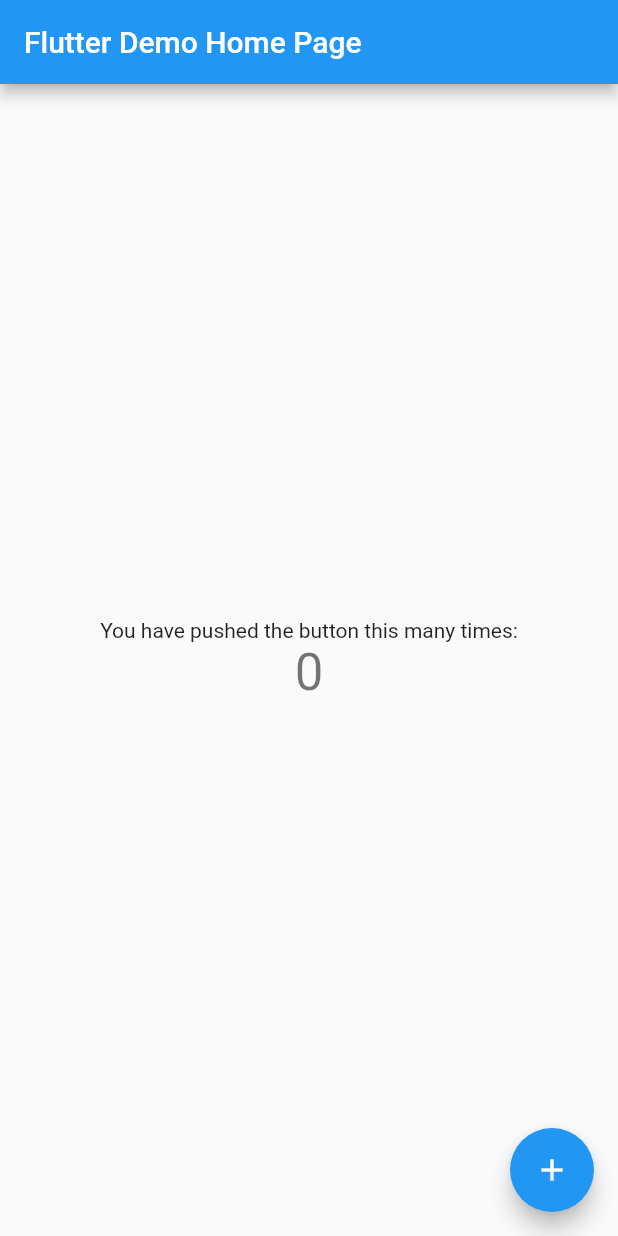
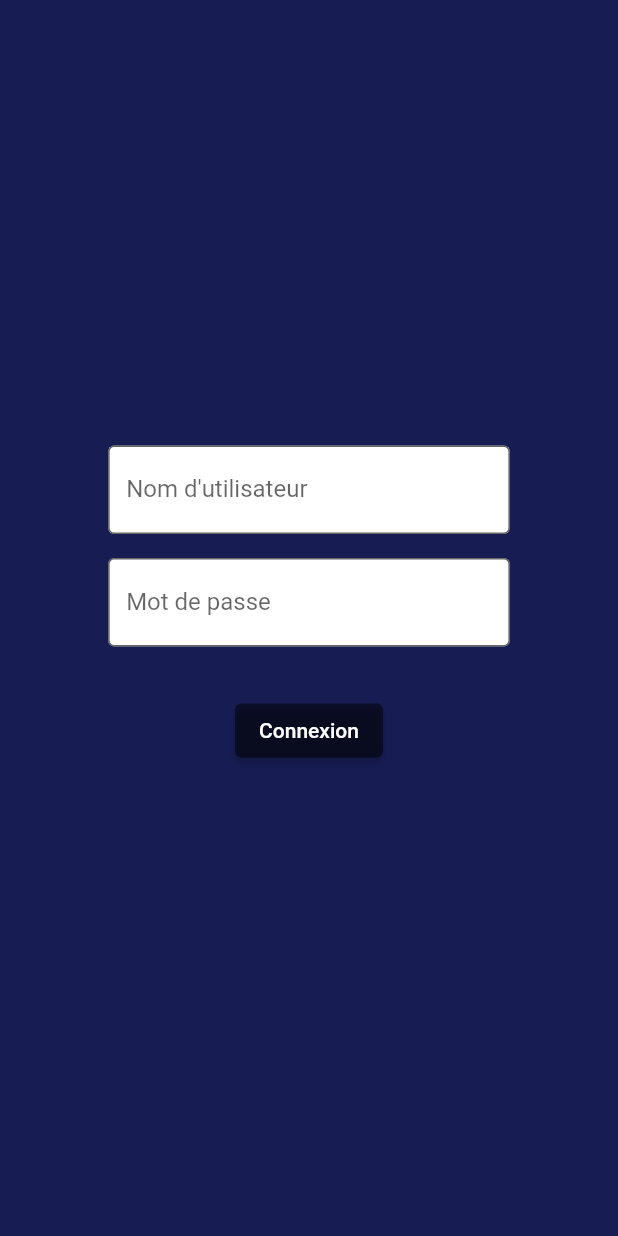
Before and after one commit to Danalias/APAL, a Flutter app: the screen it shows after launch, on a phone screen of 412 x 824 dp. Run offline on Flutter 3.47's test engine with Material 2 defaults, Android fonts, the phone set to English and light mode, and no system bars; our stand-ins replace cloud_firestore, firebase_core; accounts and stored records are empty.

Commit message:
[NEW] Firebase
> Config file for Firebase
> Connection to DB and access to data
> First design of connection page without logo

```diff
--- a/lib/main.dart
+++ b/lib/main.dart
@@ -1,115 +1,132 @@
 import 'package:flutter/material.dart';
+import 'package:firebase_core/firebase_core.dart';
+import 'package:cloud_firestore/cloud_firestore.dart';
 
-void main() {
+import 'firebase_options.dart';
+
+Future <void> main() async {
+  WidgetsFlutterBinding.ensureInitialized();
+  await Firebase.initializeApp(
+    options: DefaultFirebaseOptions.currentPlatform,
+  );
   runApp(const MyApp());
 }
 
 class MyApp extends StatelessWidget {
   const MyApp({super.key});
 
-  // This widget is the root of your application.
   @override
   Widget build(BuildContext context) {
     return MaterialApp(
       title: 'Flutter Demo',
       theme: ThemeData(
-        // This is the theme of your application.
-        //
-        // Try running your application with "flutter run". You'll see the
-        // application has a blue toolbar. Then, without quitting the app, try
-        // changing the primarySwatch below to Colors.green and then invoke
-        // "hot reload" (press "r" in the console where you ran "flutter run",
-        // or simply save your changes to "hot reload" in a Flutter IDE).
-        // Notice that the counter didn't reset back to zero; the application
-        // is not restarted.
         primarySwatch: Colors.blue,
       ),
-      home: const MyHomePage(title: 'Flutter Demo Home Page'),
+      home: const Connection(),
     );
   }
 }
 
-class MyHomePage extends StatefulWidget {
-  const MyHomePage({super.key, required this.title});
-
-  // This widget is the home page of your application. It is stateful, meaning
-  // that it has a State object (defined below) that contains fields that affect
-  // how it looks.
-
-  // This class is the configuration for the state. It holds the values (in this
-  // case the title) provided by the parent (in this case the App widget) and
-  // used by the build method of the State. Fields in a Widget subclass are
-  // always marked "final".
-
-  final String title;
+class Connection extends StatefulWidget {
+  const Connection({super.key});
 
   @override
-  State<MyHomePage> createState() => _MyHomePageState();
+  ConnectionState createState() {
+    return ConnectionState();
+  }
 }
 
-class _MyHomePageState extends State<MyHomePage> {
-  int _counter = 0;
+class ConnectionState extends State<Connection> {
+  final _formKey = GlobalKey<FormState>();
+  final db = FirebaseFirestore.instance;
+  final usernameController = TextEditingController();
+  final passwordController = TextEditingController();
 
-  void _incrementCounter() {
-    setState(() {
-      // This call to setState tells the Flutter framework that something has
-      // changed in this State, which causes it to rerun the build method below
-      // so that the display can reflect the updated values. If we changed
-      // _counter without calling setState(), then the build method would not be
-      // called again, and so nothing would appear to happen.
-      _counter++;
-    });
+  @override
+  void dispose() {
+    usernameController.dispose();
+    passwordController.dispose();
+    super.dispose();
   }
 
   @override
   Widget build(BuildContext context) {
-    // This method is rerun every time setState is called, for instance as done
-    // by the _incrementCounter method above.
-    //
-    // The Flutter framework has been optimized to make rerunning build methods
-    // fast, so that you can just rebuild anything that needs updating rather
-    // than having to individually change instances of widgets.
     return Scaffold(
-      appBar: AppBar(
-        // Here we take the value from the MyHomePage object that was created by
-        // the App.build method, and use it to set our appbar title.
-        title: Text(widget.title),
-      ),
-      body: Center(
-        // Center is a layout widget. It takes a single child and positions it
-        // in the middle of the parent.
-        child: Column(
-          // Column is also a layout widget. It takes a list of children and
-          // arranges them vertically. By default, it sizes itself to fit its
-          // children horizontally, and tries to be as tall as its parent.
-          //
-          // Invoke "debug painting" (press "p" in the console, choose the
-          // "Toggle Debug Paint" action from the Flutter Inspector in Android
-          // Studio, or the "Toggle Debug Paint" command in Visual Studio Code)
-          // to see the wireframe for each widget.
-          //
-          // Column has various properties to control how it sizes itself and
-          // how it positions its children. Here we use mainAxisAlignment to
-          // center the children vertically; the main axis here is the vertical
-          // axis because Columns are vertical (the cross axis would be
-          // horizontal).
+      body: Form(
+        key: _formKey,
+        child: Center(
+          child: Column(
           mainAxisAlignment: MainAxisAlignment.center,
           children: <Widget>[
-            const Text(
-              'You have pushed the button this many times:',
+            SizedBox(
+              width: MediaQuery.of(context).size.width * 0.65,
+              child: TextFormField(
+                controller: usernameController,
+                decoration: const InputDecoration(
+                  border: OutlineInputBorder(),
+                  labelText: "Nom d'utilisateur",
+                  filled: true,
+                  fillColor: Colors.white,
+                ),
+                validator: (value) {
+                  return (value == null || value.isEmpty) ? "N'oubliez pas votre nom d'utilisateur" : null;
+
+                },
+              ),
             ),
-            Text(
-              '$_counter',
-              style: Theme.of(context).textTheme.headline4,
+            Padding(
+              padding: const EdgeInsets.symmetric(vertical: 16.0),
+              child: SizedBox(
+                width: MediaQuery.of(context).size.width * 0.65,
+                child: TextFormField(
+                  controller: passwordController,
+                  obscureText: true,
+                  decoration: const InputDecoration(
+                    border: OutlineInputBorder(),
+                    labelText: "Mot de passe",
+                    filled: true,
+                    fillColor: Colors.white
+                  ),
+                  validator: (value) {
+                    if (value == null || value.isEmpty) {
+                      return "N'oubliez pas votre mot de passe";
+                    }
+                    return null;
+                  },
+                ),
+              ),
+            ),
+            Padding(
+              padding: const EdgeInsets.symmetric(vertical: 16.0),
+              child: ElevatedButton(
+                style: const ButtonStyle(
+                  backgroundColor: MaterialStatePropertyAll<Color>(Color.fromARGB(127, 0, 0, 0)),
+                ),
+                onPressed: () async {
+                  if (_formKey.currentState!.validate()) {
+                    ScaffoldMessenger.of(context).showSnackBar(
+                      const SnackBar(content: Text('Processing Data')),
+                    );
+                    await db.collection("users").get().then((event) {
+                      for (var doc in event.docs) {
+                        if (doc.data()["username"] == usernameController.text && doc.data()["password"] == passwordController.text) {
+                          print("${doc.id} => ${doc.data()}");
+                        }
+                      }
+                    });
+                    /*ScaffoldMessenger.of(context).showSnackBar(
+                      const SnackBar(content: Text('Processing Data')),
+                    );*/
+                  }
+                },
+                child: const Text("Connexion"),
+              ),
             ),
           ],
         ),
+        ),
       ),
-      floatingActionButton: FloatingActionButton(
-        onPressed: _incrementCounter,
-        tooltip: 'Increment',
-        child: const Icon(Icons.add),
-      ), // This trailing comma makes auto-formatting nicer for build methods.
+      backgroundColor: const Color.fromARGB(255, 23, 29, 83),
     );
   }
 }
--- a/pubspec.yaml
+++ b/pubspec.yaml
@@ -37,6 +37,11 @@
   # Use with the CupertinoIcons class for iOS style icons.
   cupertino_icons: ^1.0.2
   blackfoot_flutter_lint: ^1.0.6
+  firebase_core: ^1.24.0
+  firebase_auth: ^3.11.1
+  cloud_firestore: ^3.5.0
+  provider: ^6.0.3
+  firebase_ui_auth: ^1.0.0-dev.0
 
 dev_dependencies:
   flutter_test:
```
Also changed, not shown: lib/firebase_options.dart (added), pubspec.lock, 13 other files.
